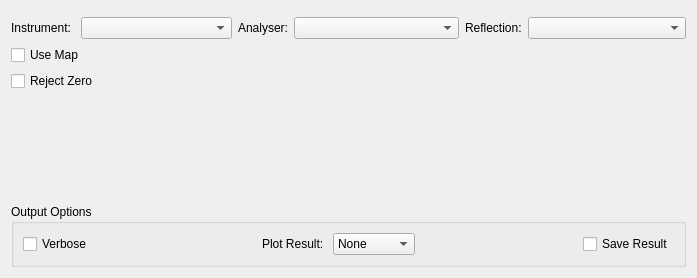
First picture: the form in Code/Mantid/MantidQt/CustomInterfaces/inc/MantidQtCustomInterfaces/IndirectLoadILL.ui, repository mantidproject/mantid, before the edit.
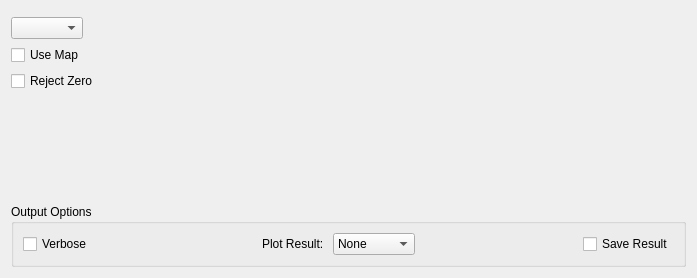
Second picture: the form after the edit. Custom widgets are drawn as their Qt base class.

Commit message:
Replace usage on tools (both load ILL and trans)
Refs #10863

```diff
--- a/Code/Mantid/MantidQt/CustomInterfaces/inc/MantidQtCustomInterfaces/IndirectLoadILL.ui
+++ b/Code/Mantid/MantidQt/CustomInterfaces/inc/MantidQtCustomInterfaces/IndirectLoadILL.ui
@@ -34,75 +34,20 @@
     </widget>
    </item>
    <item>
-    <layout class="QHBoxLayout" name="horizontalLayout_5">
-     <item>
-      <layout class="QHBoxLayout" name="horizontalLayout_2">
-       <item>
-        <widget class="QLabel" name="lblInstrument">
+    <widget class="MantidQt::MantidWidgets::IndirectInstrumentConfig" name="iicInstrumentConfiguration">
          <property name="sizePolicy">
-          <sizepolicy hsizetype="Fixed" vsizetype="Preferred">
+      <sizepolicy hsizetype="Maximum" vsizetype="Fixed">
            <horstretch>0</horstretch>
            <verstretch>0</verstretch>
           </sizepolicy>
          </property>
-         <property name="text">
-          <string>Instrument: </string>
-         </property>
-        </widget>
-       </item>
-       <item>
-        <widget class="MantidQt::MantidWidgets::InstrumentSelector" name="cbInstrument">
-         <property name="techniques">
+     <property name="techniques" stdset="0">
           <stringlist>
            <string>Reactor Indirect Geometry Spectroscopy</string>
           </stringlist>
          </property>
         </widget>
        </item>
-      </layout>
-     </item>
-     <item>
-      <layout class="QHBoxLayout" name="horizontalLayout_3">
-       <item>
-        <widget class="QLabel" name="lblAnalyser">
-         <property name="sizePolicy">
-          <sizepolicy hsizetype="Fixed" vsizetype="Preferred">
-           <horstretch>0</horstretch>
-           <verstretch>0</verstretch>
-          </sizepolicy>
-         </property>
-         <property name="text">
-          <string>Analyser:</string>
-         </property>
-        </widget>
-       </item>
-       <item>
-        <widget class="QComboBox" name="cbAnalyser"/>
-       </item>
-      </layout>
-     </item>
-     <item>
-      <layout class="QHBoxLayout" name="horizontalLayout_4">
-       <item>
-        <widget class="QLabel" name="lblReflection">
-         <property name="sizePolicy">
-          <sizepolicy hsizetype="Fixed" vsizetype="Preferred">
-           <horstretch>0</horstretch>
-           <verstretch>0</verstretch>
-          </sizepolicy>
-         </property>
-         <property name="text">
-          <string>Reflection:</string>
-         </property>
-        </widget>
-       </item>
-       <item>
-        <widget class="QComboBox" name="cbReflection"/>
-       </item>
-      </layout>
-     </item>
-    </layout>
-   </item>
    <item>
     <layout class="QGridLayout" name="gridLayout">
      <item row="0" column="0">
@@ -269,9 +214,9 @@
    <header>MantidQtMantidWidgets/MWRunFiles.h</header>
   </customwidget>
   <customwidget>
-   <class>MantidQt::MantidWidgets::InstrumentSelector</class>
+   <class>MantidQt::MantidWidgets::IndirectInstrumentConfig</class>
    <extends>QComboBox</extends>
-   <header>MantidQtMantidWidgets/InstrumentSelector.h</header>
+   <header>MantidQtMantidWidgets/IndirectInstrumentConfig.h</header>
   </customwidget>
  </customwidgets>
  <resources/>
```
Lines whose indentation alone changed are shown as unchanged. The commit also changes 9 other files.
